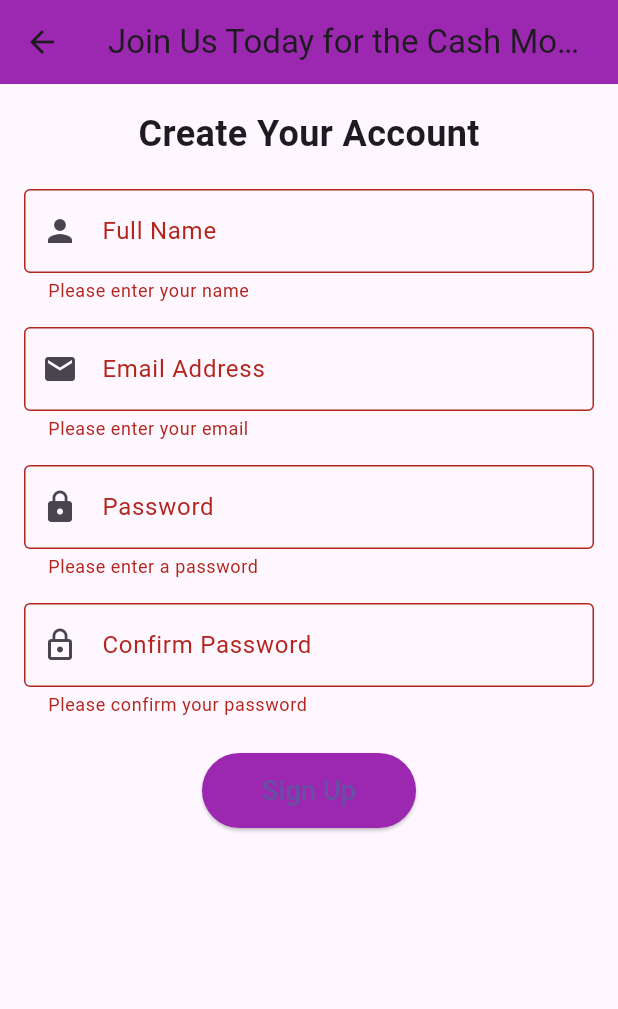
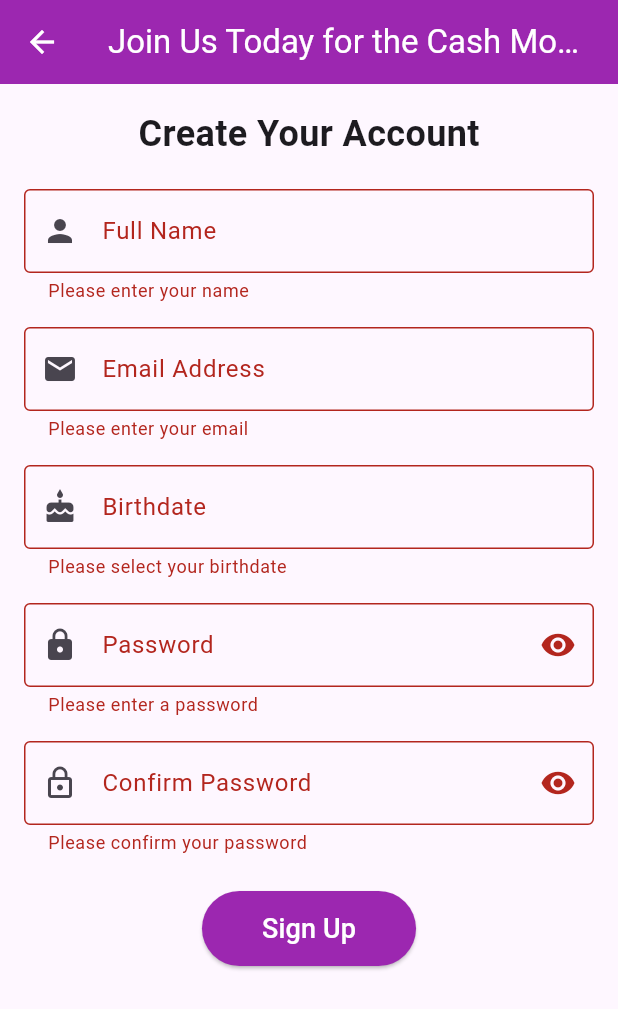
Before and after one commit to ryangpham/mad-act09, a Flutter app: the SignupScreen screen opened directly, after a tap on "Sign Up", on a phone screen of 412 x 824 dp. Shown: the top 1009 px of the screen. Run offline on Flutter 3.47's test engine with Material 3 defaults, Android fonts, the phone set to English and light mode, and no system bars; our stand-ins replace confetti.

Commit message:
feat: add date picker for birthdate, password visibility toggles, and loading state on submit

```diff
--- a/lib/screens/signup_screen.dart
+++ b/lib/screens/signup_screen.dart
@@ -13,21 +13,84 @@ class _SignupScreenState extends State<SignupScreen> {
 
   final TextEditingController _nameController = TextEditingController();
   final TextEditingController _emailController = TextEditingController();
+  final TextEditingController _birthdateController = TextEditingController();
   final TextEditingController _passwordController = TextEditingController();
   final TextEditingController _confirmPasswordController =
       TextEditingController();
+  bool _isPasswordVisible = false;
+  bool _isConfirmPasswordVisible = false;
+  bool _isLoading = false;
+
+  @override
+  void dispose() {
+    _nameController.dispose();
+    _emailController.dispose();
+    _birthdateController.dispose();
+    _passwordController.dispose();
+    _confirmPasswordController.dispose();
+    super.dispose();
+  }
+
+  Future<void> _selectBirthdate() async {
+    final DateTime now = DateTime.now();
+    final DateTime? pickedDate = await showDatePicker(
+      context: context,
+      initialDate: DateTime(now.year - 18),
+      firstDate: DateTime(1900),
+      lastDate: now,
+    );
+
+    if (pickedDate != null) {
+      setState(() {
+        _birthdateController.text =
+            '${pickedDate.month}/${pickedDate.day}/${pickedDate.year}';
+      });
+    }
+  }
+
+  Future<void> _submitForm() async {
+    if (!_formKey.currentState!.validate()) {
+      return;
+    }
+
+    setState(() {
+      _isLoading = true;
+    });
+
+    await Future<void>.delayed(const Duration(seconds: 2));
+
+    if (!mounted) {
+      return;
+    }
+
+    setState(() {
+      _isLoading = false;
+    });
+
+    Navigator.of(context).pushReplacement(
+      MaterialPageRoute(
+        builder: (context) =>
+            SuccessScreen(username: _nameController.text.trim()),
+      ),
+    );
+  }
 
   @override
   Widget build(BuildContext context) {
     return Scaffold(
       appBar: AppBar(
-        title: const Text('Join Us Today for the Cash Money!'),
+        iconTheme: const IconThemeData(color: Colors.white),
+        title: const Text(
+          'Join Us Today for the Cash Money!',
+          style: TextStyle(color: Colors.white),
+        ),
         backgroundColor: Colors.purple,
       ),
       body: Padding(
         padding: const EdgeInsets.all(16.0),
         child: Form(
           key: _formKey,
+          child: SingleChildScrollView(
             child: Column(
               children: [
                 const Text(
@@ -69,12 +132,41 @@ class _SignupScreenState extends State<SignupScreen> {
                 ),
                 const SizedBox(height: 16),
                 TextFormField(
+                  controller: _birthdateController,
+                  readOnly: true,
+                  onTap: _selectBirthdate,
+                  decoration: const InputDecoration(
+                    labelText: 'Birthdate',
+                    prefixIcon: Icon(Icons.cake),
+                    border: OutlineInputBorder(),
+                  ),
+                  validator: (value) {
+                    if (value == null || value.isEmpty) {
+                      return 'Please select your birthdate';
+                    }
+                    return null;
+                  },
+                ),
+                const SizedBox(height: 16),
+                TextFormField(
                   controller: _passwordController,
-                obscureText: true,
-                decoration: const InputDecoration(
+                  obscureText: !_isPasswordVisible,
+                  decoration: InputDecoration(
                     labelText: 'Password',
-                  prefixIcon: Icon(Icons.lock),
-                  border: OutlineInputBorder(),
+                    prefixIcon: const Icon(Icons.lock),
+                    suffixIcon: IconButton(
+                      onPressed: () {
+                        setState(() {
+                          _isPasswordVisible = !_isPasswordVisible;
+                        });
+                      },
+                      icon: Icon(
+                        _isPasswordVisible
+                            ? Icons.visibility_off
+                            : Icons.visibility,
+                      ),
+                    ),
+                    border: const OutlineInputBorder(),
                   ),
                   validator: (value) {
                     if (value == null || value.isEmpty) {
@@ -89,11 +181,24 @@ class _SignupScreenState extends State<SignupScreen> {
                 const SizedBox(height: 16),
                 TextFormField(
                   controller: _confirmPasswordController,
-                obscureText: true,
-                decoration: const InputDecoration(
+                  obscureText: !_isConfirmPasswordVisible,
+                  decoration: InputDecoration(
                     labelText: 'Confirm Password',
-                  prefixIcon: Icon(Icons.lock_outline),
-                  border: OutlineInputBorder(),
+                    prefixIcon: const Icon(Icons.lock_outline),
+                    suffixIcon: IconButton(
+                      onPressed: () {
+                        setState(() {
+                          _isConfirmPasswordVisible =
+                              !_isConfirmPasswordVisible;
+                        });
+                      },
+                      icon: Icon(
+                        _isConfirmPasswordVisible
+                            ? Icons.visibility_off
+                            : Icons.visibility,
+                      ),
+                    ),
+                    border: const OutlineInputBorder(),
                   ),
                   validator: (value) {
                     if (value == null || value.isEmpty) {
@@ -107,17 +212,7 @@ class _SignupScreenState extends State<SignupScreen> {
                 ),
                 const SizedBox(height: 24),
                 ElevatedButton(
-                onPressed: () {
-                  if (_formKey.currentState!.validate()) {
-                    Navigator.of(context).pushReplacement(
-                      MaterialPageRoute(
-                        builder: (context) => SuccessScreen(
-                          username: _nameController.text.trim(),
-                        ),
-                      ),
-                    );
-                  }
-                },
+                  onPressed: _isLoading ? null : _submitForm,
                   style: ElevatedButton.styleFrom(
                     backgroundColor: Colors.purple,
                     padding: const EdgeInsets.symmetric(
@@ -125,9 +220,24 @@ class _SignupScreenState extends State<SignupScreen> {
                       vertical: 12,
                     ),
                   ),
-                child: const Text('Sign Up', style: TextStyle(fontSize: 18)),
+                  child: _isLoading
+                      ? const SizedBox(
+                          height: 20,
+                          width: 20,
+                          child: CircularProgressIndicator(
+                            strokeWidth: 2,
+                            valueColor: AlwaysStoppedAnimation<Color>(
+                              Colors.white,
+                            ),
+                          ),
+                        )
+                      : const Text(
+                          'Sign Up',
+                          style: TextStyle(fontSize: 18, color: Colors.white),
+                        ),
                 ),
               ],
+            ),
           ),
         ),
       ),
```
Also changed, not shown: 1 other file. Lines whose indentation alone changed are shown as unchanged.
